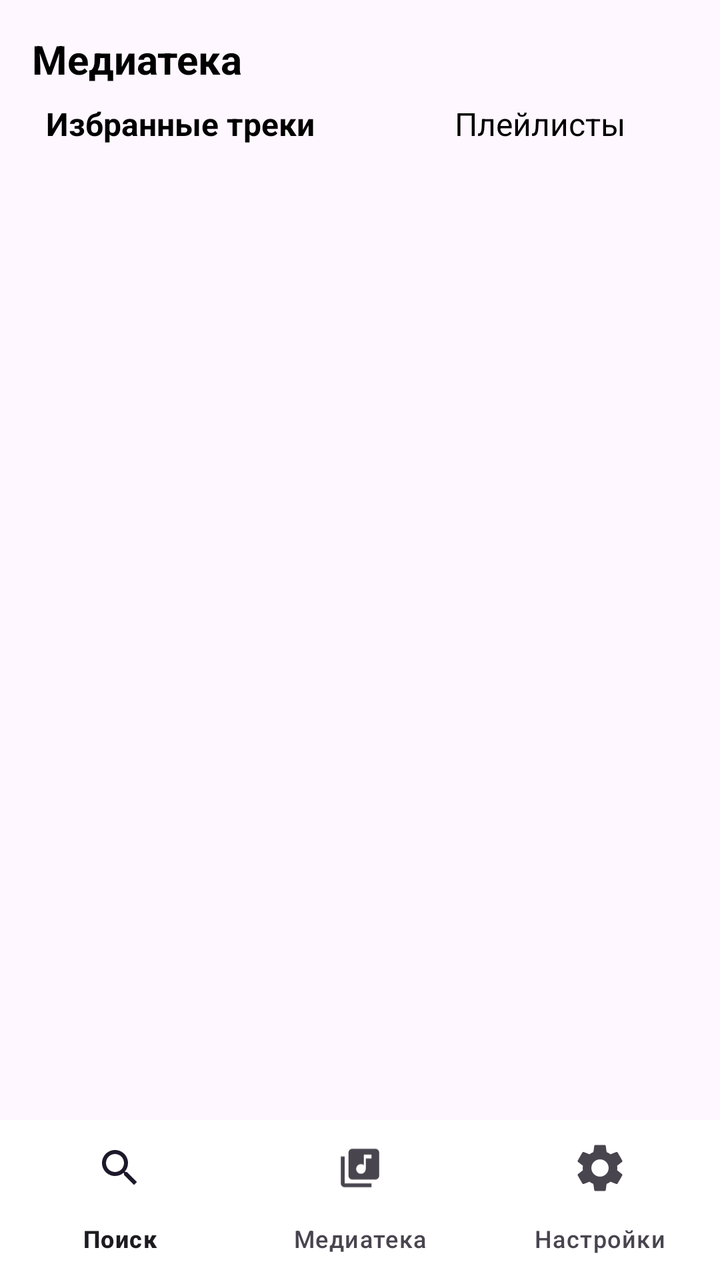
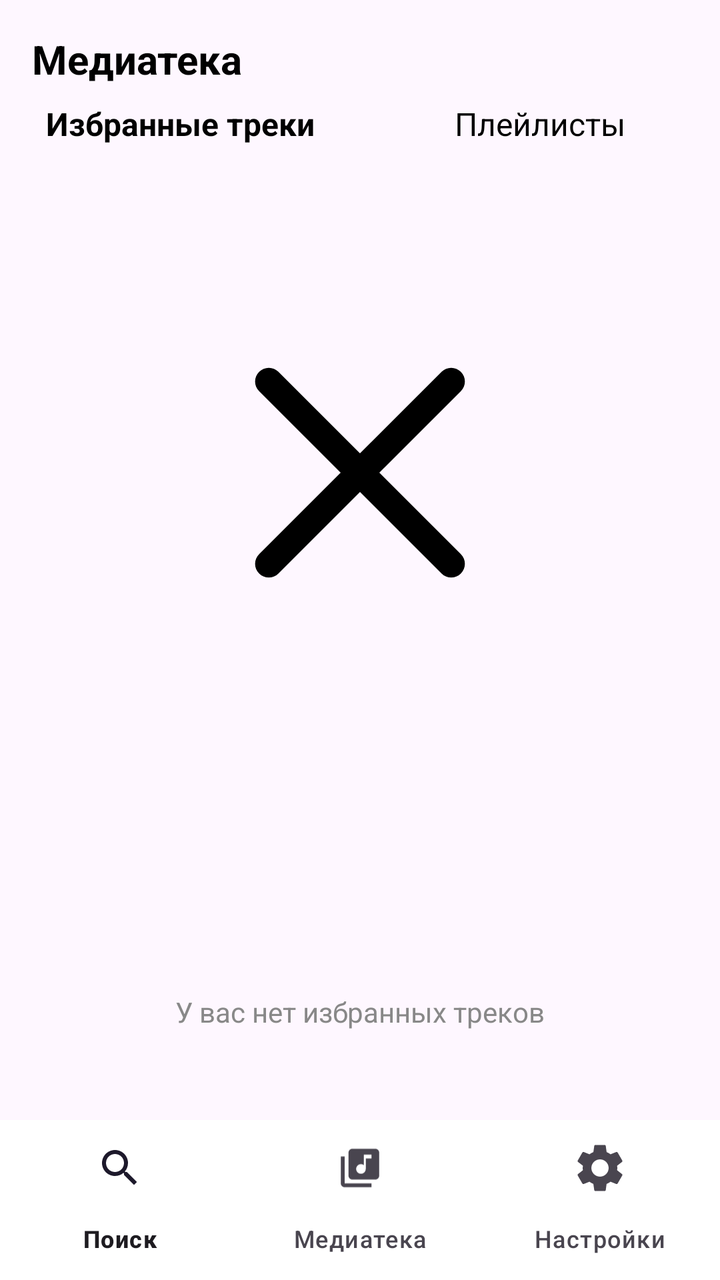

An Android layout rendered at two revisions. The XML below is the earlier revision; the diff shows what the commit changed to produce the second picture.
<!-- AndroidManifest.xml: application theme Theme.PlaylistMaker -->
<!-- res/layout/activity_media_library.xml -->
<?xml version="1.0" encoding="utf-8"?>
<androidx.constraintlayout.widget.ConstraintLayout
    xmlns:android="http://schemas.android.com/apk/res/android"
    xmlns:tools="http://schemas.android.com/tools"
    xmlns:app="http://schemas.android.com/apk/res-auto"
    android:id="@+id/main"
    app:menu="@menu/bottom_nav_menu"
    android:layout_width="match_parent"
    android:layout_height="match_parent"
    tools:context=".MediaLibraryActivity">


    <TextView
        android:id="@+id/tv_title"
        android:layout_width="wrap_content"
        android:layout_height="wrap_content"
        android:text="Медиатека"
        android:textSize="20sp"
        android:textColor="@color/text_primary"
        android:textStyle="bold"
        app:layout_constraintStart_toStartOf="parent"
        app:layout_constraintTop_toTopOf="parent"
        android:layout_marginStart="16dp"
        android:layout_marginTop="16dp"/>


    <LinearLayout
        android:id="@+id/ll_tabs"
        android:layout_width="match_parent"
        android:layout_height="wrap_content"
        android:orientation="horizontal"
        android:weightSum="2"
        app:layout_constraintStart_toStartOf="parent"
        app:layout_constraintEnd_toEndOf="parent"
        app:layout_constraintTop_toBottomOf="@id/tv_title"
        android:layout_marginTop="8dp">

        <TextView
            android:id="@+id/tv_favorites"
            android:layout_width="0dp"
            android:layout_height="wrap_content"
            android:layout_weight="1"
            android:gravity="center"
            android:text="Избранные треки"
            android:textColor="@color/text_primary"
            android:textSize="16sp"
            android:textStyle="bold"/>

        <TextView
            android:id="@+id/tv_playlists"
            android:layout_width="0dp"
            android:layout_height="wrap_content"
            android:layout_weight="1"
            android:gravity="center"
            android:text="Плейлисты"
            android:textColor="@color/text_primary"
            android:textSize="16sp"/>
    </LinearLayout>


    <androidx.recyclerview.widget.RecyclerView
        android:id="@+id/rv_tracks"
        android:layout_width="0dp"
        android:layout_height="0dp"
        app:layout_constraintStart_toStartOf="parent"
        app:layout_constraintEnd_toEndOf="parent"
        app:layout_constraintTop_toBottomOf="@id/ll_tabs"
        app:layout_constraintBottom_toTopOf="@id/bottom_navigation"
        android:layout_margin="8dp"/>

    <ImageView
        android:id="@+id/empty_state_image"
        android:layout_width="150dp"
        android:layout_height="150dp"
        android:scaleType="centerInside"
        android:adjustViewBounds="true"
        android:visibility="gone"
        app:srcCompat="@drawable/ic_clear"

        app:layout_constraintEnd_toEndOf="parent"
        app:layout_constraintTop_toTopOf="parent"
        />


    <com.google.android.material.bottomnavigation.BottomNavigationView
        android:id="@+id/bottom_navigation"
        android:layout_width="match_parent"
        android:layout_height="wrap_content"

        android:background="@color/button_background"
        app:layout_constraintEnd_toEndOf="parent"
        app:layout_constraintStart_toStartOf="parent"
        app:elevation="8dp"
        app:labelVisibilityMode="labeled"
        app:layout_constraintBottom_toBottomOf="parent"
        app:menu="@menu/bottom_nav_menu"

        />

</androidx.constraintlayout.widget.ConstraintLayout>
<!-- resources referenced by this layout -->
<resources>
  <color name="button_background">#FFFFFF</color>
  <color name="text_primary">#000000</color>
  <!-- drawable ic_clear (drawable) -->
  <vector xmlns:android="http://schemas.android.com/apk/res/android"
      android:width="800dp"
      android:height="800dp"
      android:viewportWidth="25"
      android:viewportHeight="25">
    <path
        android:pathData="M6.97,16.97C6.677,17.263 6.677,17.737 6.97,18.03C7.263,18.323 7.737,18.323 8.03,18.03L6.97,16.97ZM13.03,13.03C13.323,12.737 13.323,12.263 13.03,11.97C12.737,11.677 12.263,11.677 11.97,11.97L13.03,13.03ZM11.97,11.97C11.677,12.263 11.677,12.737 11.97,13.03C12.263,13.323 12.737,13.323 13.03,13.03L11.97,11.97ZM18.03,8.03C18.323,7.737 18.323,7.263 18.03,6.97C17.737,6.677 17.263,6.677 16.97,6.97L18.03,8.03ZM13.03,11.97C12.737,11.677 12.263,11.677 11.97,11.97C11.677,12.263 11.677,12.737 11.97,13.03L13.03,11.97ZM16.97,18.03C17.263,18.323 17.737,18.323 18.03,18.03C18.323,17.737 18.323,17.263 18.03,16.97L16.97,18.03ZM11.97,13.03C12.263,13.323 12.737,13.323 13.03,13.03C13.323,12.737 13.323,12.263 13.03,11.97L11.97,13.03ZM8.03,6.97C7.737,6.677 7.263,6.677 6.97,6.97C6.677,7.263 6.677,7.737 6.97,8.03L8.03,6.97ZM8.03,18.03L13.03,13.03L11.97,11.97L6.97,16.97L8.03,18.03ZM13.03,13.03L18.03,8.03L16.97,6.97L11.97,11.97L13.03,13.03ZM11.97,13.03L16.97,18.03L18.03,16.97L13.03,11.97L11.97,13.03ZM13.03,11.97L8.03,6.97L6.97,8.03L11.97,13.03L13.03,11.97Z"
        android:fillColor="#000000"/>
  </vector>
  <style name="Theme.PlaylistMaker" parent="Base.Theme.PlaylistMaker" />
  <style name="Base.Theme.PlaylistMaker" parent="Theme.Material3.DayNight.NoActionBar">
  
      </style>
</resources>

<!-- the commit's change to res/layout/activity_media_library.xml (unified diff, before → after) -->
@@ -47,7 +47,7 @@
             android:textStyle="bold"/>
 
         <TextView
-            android:id="@+id/tv_playlists"
+            android:id="@+id/action_playlists"
             android:layout_width="0dp"
             android:layout_height="wrap_content"
             android:layout_weight="1"
@@ -58,29 +58,97 @@
     </LinearLayout>
 
 
+    <Button
+        android:id="@+id/btn_new_playlist"
+        android:layout_width="wrap_content"
+        android:layout_height="wrap_content"
+        android:layout_marginStart="124dp"
+        android:layout_marginTop="40dp"
+
+        android:text="Новый плейлист"
+        android:textColor="@color/button_background"
+        android:visibility="gone"
+        app:layout_constraintStart_toStartOf="parent"
+        app:layout_constraintTop_toBottomOf="@id/ll_tabs"
+        />
+
+    <LinearLayout
+        android:id="@+id/ll_new_playlist"
+        android:layout_width="439dp"
+        android:layout_height="474dp"
+        android:layout_marginTop="104dp"
+
+        android:orientation="vertical"
+        android:padding="8dp"
+        app:layout_constraintStart_toStartOf="parent"
+        app:layout_constraintTop_toBottomOf="@id/ll_tabs"
+        tools:ignore="ExtraText">
+
+        <ImageView
+            android:id="@+id/img_no_playlists"
+            android:layout_width="wrap_content"
+            android:layout_height="194dp"
+            android:src="@drawable/ic_clear"
+            android:visibility="gone" />
+
+        <TextView
+            android:id="@+id/text_error"
+            android:layout_width="391dp"
+            android:layout_height="35dp"
+            android:gravity="center"
+
+            android:paddingStart="8dp"
+            android:text="Вы не создали ни одного плейлиста"
+            android:textSize="14sp"
+            android:visibility="gone" />
+
+        <androidx.recyclerview.widget.RecyclerView
+            android:id="@+id/playlists_list"
+            android:layout_width="396dp"
+            android:layout_height="460dp"
+            android:visibility="visible"
+
+            app:layout_constraintBottom_toTopOf="@id/bottom_navigation"
+            app:layout_constraintEnd_toEndOf="parent"
+
+            app:layout_constraintStart_toStartOf="parent" />
+        />
+    </LinearLayout>
+
     <androidx.recyclerview.widget.RecyclerView
         android:id="@+id/rv_tracks"
-        android:layout_width="0dp"
-        android:layout_height="0dp"
+        android:layout_width="404dp"
+        android:layout_height="532dp"
+        android:layout_margin="8dp"
+        app:layout_constraintBottom_toTopOf="@id/bottom_navigation"
+        app:layout_constraintEnd_toEndOf="parent"
         app:layout_constraintStart_toStartOf="parent"
-        app:layout_constraintEnd_toEndOf="parent"
-        app:layout_constraintTop_toBottomOf="@id/ll_tabs"
-        app:layout_constraintBottom_toTopOf="@id/bottom_navigation"
-        android:layout_margin="8dp"/>
+        app:layout_constraintTop_toBottomOf="@id/ll_tabs" />
 
     <ImageView
         android:id="@+id/empty_state_image"
-        android:layout_width="150dp"
-        android:layout_height="150dp"
-        android:scaleType="centerInside"
-        android:adjustViewBounds="true"
-        android:visibility="gone"
-        app:srcCompat="@drawable/ic_clear"
+        android:layout_width="228dp"
+        android:layout_height="223dp"
+        android:layout_marginBottom="16dp"
+        android:scaleType="centerCrop"
+        android:src="@drawable/ic_clear"
+        app:layout_constraintBottom_toTopOf="@id/empty_state_text"
+        app:layout_constraintEnd_toEndOf="parent"
+        app:layout_constraintStart_toStartOf="parent"
+        app:layout_constraintTop_toTopOf="parent" />
 
+    <TextView
+        android:id="@+id/empty_state_text"
+        android:layout_width="wrap_content"
+        android:layout_height="wrap_content"
+        android:text="У вас нет избранных треков"
+        android:textColor="#888888"
+        android:textSize="14sp"
+        app:layout_constraintTop_toBottomOf="@id/empty_state_image"
+        app:layout_constraintStart_toStartOf="parent"
         app:layout_constraintEnd_toEndOf="parent"
-        app:layout_constraintTop_toTopOf="parent"
-        />
-
+        app:layout_constraintBottom_toBottomOf="parent"
+        android:layout_marginTop="8dp" />
 
     <com.google.android.material.bottomnavigation.BottomNavigationView
         android:id="@+id/bottom_navigation"
